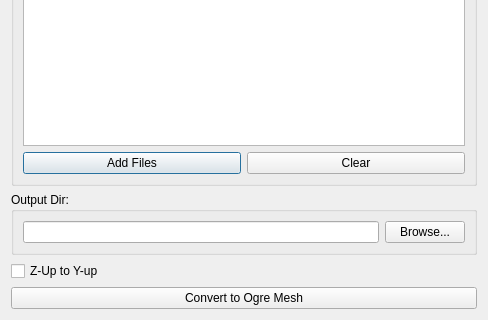
Old version of the form src/batchconversiondialog.ui in the repository chchwy/ogre-v2-mesh-viewer; both pictures show x 0 to 488 and y 160 to 480 of the 488 by 480 pixel window.
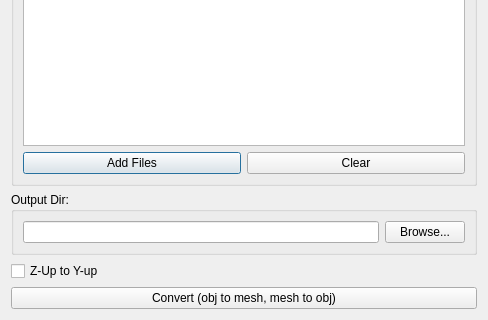
New version of the form.

The edit to the form file:
```diff
--- a/src/batchconversiondialog.ui
+++ b/src/batchconversiondialog.ui
@@ -83,7 +83,7 @@
    <item>
     <widget class="QPushButton" name="ConvertButton">
      <property name="text">
-      <string>Convert to Ogre Mesh</string>
+      <string>Convert (obj to mesh, mesh to obj)</string>
      </property>
     </widget>
    </item>
```
